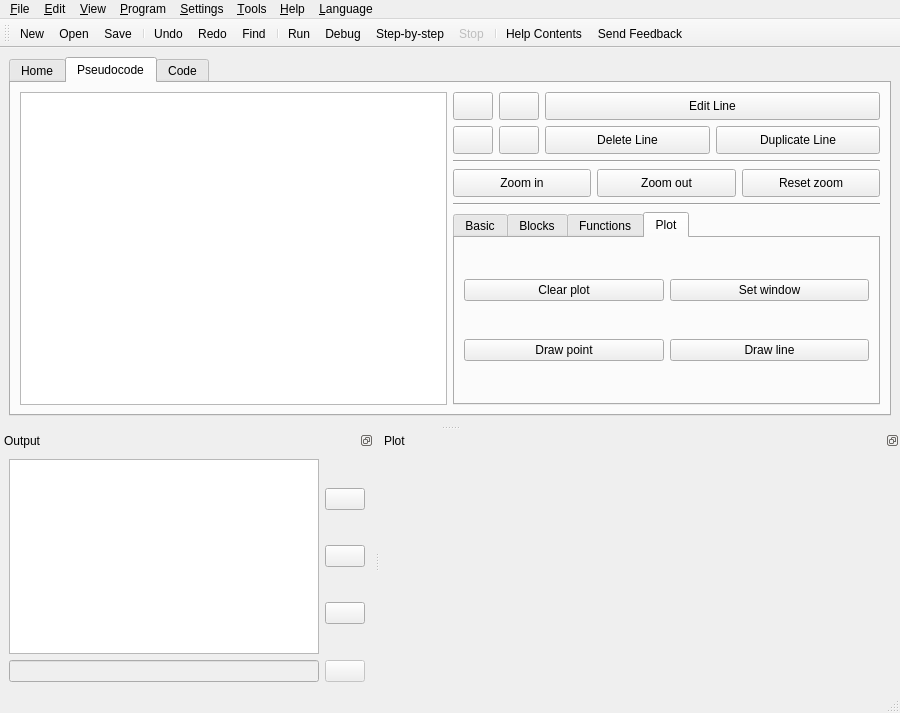
Above: src/forms/ui_mainwindow.ui from TuringApp/Turing before the change. Below: the same form after it.
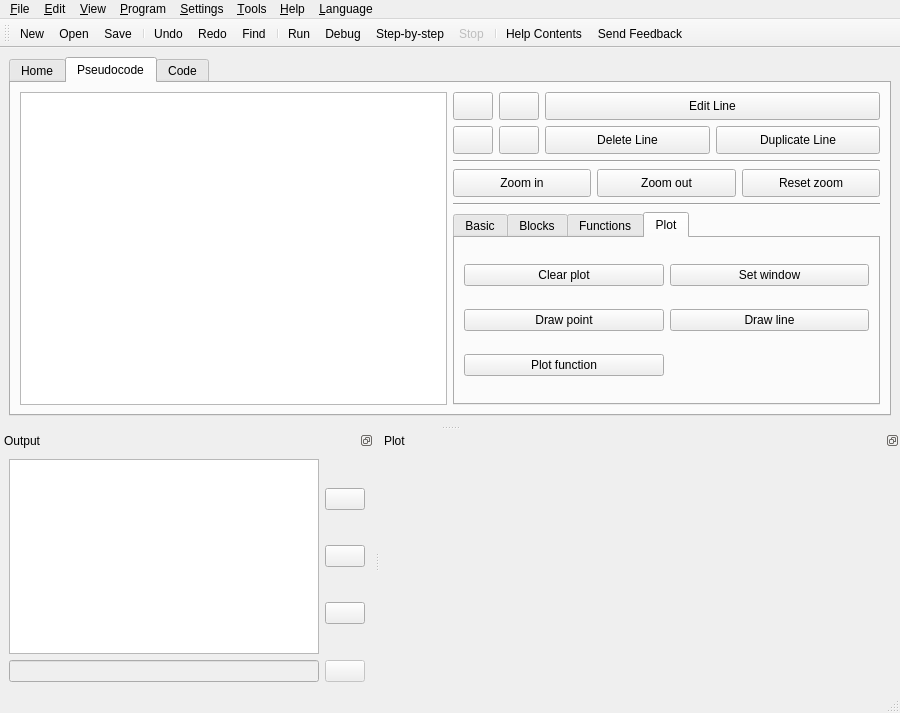
That is the form after the change. The open tabs and pages were chosen to show the change. Icons and pictures are not drawn.

Commit message: add plot func stmt

What changed in the file:
```diff
--- a/src/forms/ui_mainwindow.ui
+++ b/src/forms/ui_mainwindow.ui
@@ -550,6 +550,17 @@
                  </property>
                 </widget>
                </item>
+               <item row="2" column="0">
+                <widget class="QPushButton" name="btnAlgo_GFunc">
+                 <property name="text">
+                  <string>Plot function</string>
+                 </property>
+                 <property name="icon">
+                  <iconset resource="../turing.qrc">
+                   <normaloff>:/action/media/plot_function.png</normaloff>:/action/media/plot_function.png</iconset>
+                 </property>
+                </widget>
+               </item>
               </layout>
              </widget>
             </widget>
```
Left out of the diff: 2 changed lines with no effect on the pictures. The commit also changes 13 other files.
